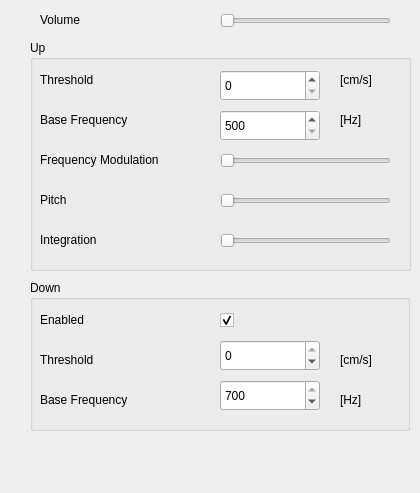
First picture: the form in src/configuration/flytec/AcousticFrame.ui, repository Iv/FlyHigh, before the edit.
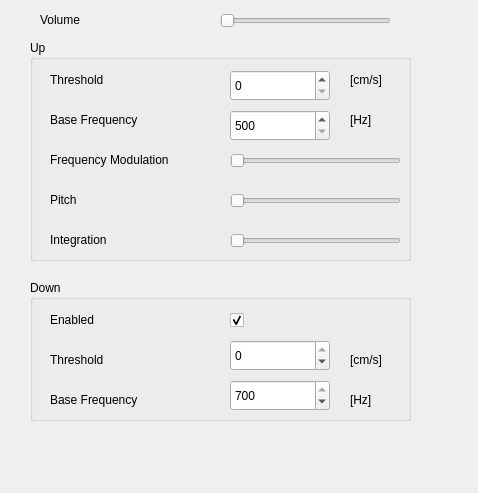
Second picture: the form after the edit. Custom widgets are drawn as their Qt base class.

Diff of the .ui file:
```diff
--- a/src/configuration/flytec/AcousticFrame.ui
+++ b/src/configuration/flytec/AcousticFrame.ui
@@ -6,7 +6,7 @@
    <rect>
     <x>0</x>
     <y>0</y>
-    <width>420</width>
+    <width>478</width>
     <height>493</height>
    </rect>
   </property>
@@ -51,120 +51,22 @@
     <enum>Qt::Horizontal</enum>
    </property>
   </widget>
-  <widget class="Q3GroupBox" name="groupBox3">
+  <widget class="QGroupBox" name="groupBox_Up">
    <property name="geometry">
     <rect>
      <x>30</x>
      <y>40</y>
      <width>381</width>
-     <height>231</height>
+     <height>221</height>
     </rect>
    </property>
    <property name="title">
     <string>Up</string>
    </property>
-   <widget class="QSlider" name="slider_FreqMod">
+   <widget class="QLabel" name="textLabel_ThresholdUnit_2">
     <property name="geometry">
      <rect>
-      <x>190</x>
-      <y>110</y>
-      <width>171</width>
-      <height>21</height>
-     </rect>
-    </property>
-    <property name="cursor">
-     <cursorShape>ArrowCursor</cursorShape>
-    </property>
-    <property name="minimum">
-     <number>2</number>
-    </property>
-    <property name="maximum">
-     <number>9</number>
-    </property>
-    <property name="pageStep">
-     <number>1</number>
-    </property>
-    <property name="orientation">
-     <enum>Qt::Horizontal</enum>
-    </property>
-   </widget>
-   <widget class="QLabel" name="textLabel_UpFreqUnit">
-    <property name="geometry">
-     <rect>
-      <x>310</x>
-      <y>70</y>
-      <width>67</width>
-      <height>20</height>
-     </rect>
-    </property>
-    <property name="text">
-     <string>[Hz]</string>
-    </property>
-    <property name="wordWrap">
-     <bool>false</bool>
-    </property>
-   </widget>
-   <widget class="QSlider" name="slider_Pitch">
-    <property name="geometry">
-     <rect>
-      <x>190</x>
-      <y>150</y>
-      <width>171</width>
-      <height>21</height>
-     </rect>
-    </property>
-    <property name="minimum">
-     <number>1</number>
-    </property>
-    <property name="maximum">
-     <number>7</number>
-    </property>
-    <property name="pageStep">
-     <number>1</number>
-    </property>
-    <property name="orientation">
-     <enum>Qt::Horizontal</enum>
-    </property>
-   </widget>
-   <widget class="QSpinBox" name="spinBox_Threshold">
-    <property name="geometry">
-     <rect>
-      <x>190</x>
-      <y>30</y>
-      <width>100</width>
-      <height>31</height>
-     </rect>
-    </property>
-    <property name="minimum">
-     <number>0</number>
-    </property>
-    <property name="maximum">
-     <number>20</number>
-    </property>
-   </widget>
-   <widget class="QSlider" name="slider_Integration">
-    <property name="geometry">
-     <rect>
-      <x>190</x>
-      <y>190</y>
-      <width>171</width>
-      <height>21</height>
-     </rect>
-    </property>
-    <property name="minimum">
-     <number>1</number>
-    </property>
-    <property name="maximum">
-     <number>35</number>
-    </property>
-    <property name="orientation">
-     <enum>Qt::Horizontal</enum>
-    </property>
-   </widget>
-   <widget class="QLabel" name="textLabel_ThresholdUnit">
-    <property name="geometry">
-     <rect>
-      <x>310</x>
+      <x>320</x>
       <y>30</y>
       <width>67</width>
       <height>20</height>
@@ -180,7 +82,7 @@
    <widget class="QLabel" name="textLabel_UpFreq">
     <property name="geometry">
      <rect>
-      <x>10</x>
+      <x>20</x>
       <y>70</y>
       <width>150</width>
       <height>20</height>
@@ -196,7 +98,7 @@
    <widget class="QLabel" name="textLabel_Threshold">
     <property name="geometry">
      <rect>
-      <x>10</x>
+      <x>20</x>
       <y>30</y>
       <width>134</width>
       <height>20</height>
@@ -209,42 +111,10 @@
      <bool>false</bool>
     </property>
    </widget>
-   <widget class="QLabel" name="textLabel_Pitch">
-    <property name="geometry">
-     <rect>
-      <x>10</x>
-      <y>150</y>
-      <width>150</width>
-      <height>20</height>
-     </rect>
-    </property>
-    <property name="text">
-     <string>Pitch</string>
-    </property>
-    <property name="wordWrap">
-     <bool>false</bool>
-    </property>
-   </widget>
-   <widget class="QLabel" name="textLabel_Integration">
-    <property name="geometry">
-     <rect>
-      <x>10</x>
-      <y>190</y>
-      <width>150</width>
-      <height>20</height>
-     </rect>
-    </property>
-    <property name="text">
-     <string>Integration</string>
-    </property>
-    <property name="wordWrap">
-     <bool>false</bool>
-    </property>
-   </widget>
    <widget class="QSpinBox" name="spinBox_UpFreq">
     <property name="geometry">
      <rect>
-      <x>190</x>
+      <x>200</x>
       <y>70</y>
       <width>100</width>
       <height>31</height>
@@ -260,10 +130,83 @@
      <number>1</number>
     </property>
    </widget>
+   <widget class="QSpinBox" name="spinBox_Threshold">
+    <property name="geometry">
+     <rect>
+      <x>200</x>
+      <y>30</y>
+      <width>100</width>
+      <height>31</height>
+     </rect>
+    </property>
+    <property name="minimum">
+     <number>0</number>
+    </property>
+    <property name="maximum">
+     <number>20</number>
+    </property>
+   </widget>
+   <widget class="QSlider" name="slider_Pitch">
+    <property name="geometry">
+     <rect>
+      <x>200</x>
+      <y>150</y>
+      <width>171</width>
+      <height>21</height>
+     </rect>
+    </property>
+    <property name="minimum">
+     <number>1</number>
+    </property>
+    <property name="maximum">
+     <number>7</number>
+    </property>
+    <property name="pageStep">
+     <number>1</number>
+    </property>
+    <property name="orientation">
+     <enum>Qt::Horizontal</enum>
+    </property>
+   </widget>
+   <widget class="QLabel" name="textLabel_Integration">
+    <property name="geometry">
+     <rect>
+      <x>20</x>
+      <y>190</y>
+      <width>150</width>
+      <height>20</height>
+     </rect>
+    </property>
+    <property name="text">
+     <string>Integration</string>
+    </property>
+    <property name="wordWrap">
+     <bool>false</bool>
+    </property>
+   </widget>
+   <widget class="QSlider" name="slider_Integration">
+    <property name="geometry">
+     <rect>
+      <x>200</x>
+      <y>190</y>
+      <width>171</width>
+      <height>21</height>
+     </rect>
+    </property>
+    <property name="minimum">
+     <number>1</number>
+    </property>
+    <property name="maximum">
+     <number>35</number>
+    </property>
+    <property name="orientation">
+     <enum>Qt::Horizontal</enum>
+    </property>
+   </widget>
    <widget class="QLabel" name="textLabel_FreqMod">
     <property name="geometry">
      <rect>
-      <x>10</x>
+      <x>20</x>
       <y>110</y>
       <width>162</width>
       <height>20</height>
@@ -276,45 +219,80 @@
      <bool>false</bool>
     </property>
    </widget>
+   <widget class="QLabel" name="textLabel_Pitch">
+    <property name="geometry">
+     <rect>
+      <x>20</x>
+      <y>150</y>
+      <width>150</width>
+      <height>20</height>
+     </rect>
+    </property>
+    <property name="text">
+     <string>Pitch</string>
+    </property>
+    <property name="wordWrap">
+     <bool>false</bool>
+    </property>
+   </widget>
+   <widget class="QSlider" name="slider_FreqMod">
+    <property name="geometry">
+     <rect>
+      <x>200</x>
+      <y>110</y>
+      <width>171</width>
+      <height>21</height>
+     </rect>
+    </property>
+    <property name="cursor">
+     <cursorShape>ArrowCursor</cursorShape>
+    </property>
+    <property name="minimum">
+     <number>2</number>
+    </property>
+    <property name="maximum">
+     <number>9</number>
+    </property>
+    <property name="pageStep">
+     <number>1</number>
+    </property>
+    <property name="orientation">
+     <enum>Qt::Horizontal</enum>
+    </property>
+   </widget>
+   <widget class="QLabel" name="textLabel_UpFreqUnit_2">
+    <property name="geometry">
+     <rect>
+      <x>320</x>
+      <y>70</y>
+      <width>67</width>
+      <height>20</height>
+     </rect>
+    </property>
+    <property name="text">
+     <string>[Hz]</string>
+    </property>
+    <property name="wordWrap">
+     <bool>false</bool>
+    </property>
+   </widget>
   </widget>
-  <widget class="Q3GroupBox" name="groupBox2">
+  <widget class="QGroupBox" name="groupBox_Down">
    <property name="geometry">
     <rect>
      <x>30</x>
      <y>280</y>
-     <width>380</width>
-     <height>151</height>
+     <width>381</width>
+     <height>141</height>
     </rect>
    </property>
    <property name="title">
     <string>Down</string>
    </property>
-   <widget class="QSpinBox" name="spinBox_DownFreq">
-    <property name="geometry">
-     <rect>
-      <x>190</x>
-      <y>100</y>
-      <width>100</width>
-      <height>31</height>
-     </rect>
-    </property>
-    <property name="minimum">
-     <number>300</number>
-    </property>
-    <property name="maximum">
-     <number>700</number>
-    </property>
-    <property name="singleStep">
-     <number>1</number>
-    </property>
-    <property name="value">
-     <number>700</number>
-    </property>
-   </widget>
    <widget class="QSpinBox" name="spinBox_Sink">
     <property name="geometry">
      <rect>
-      <x>190</x>
+      <x>200</x>
       <y>60</y>
       <width>100</width>
       <height>31</height>
@@ -330,74 +308,10 @@
      <number>0</number>
     </property>
    </widget>
-   <widget class="QLabel" name="textLabel_Sink">
-    <property name="geometry">
-     <rect>
-      <x>10</x>
-      <y>70</y>
-      <width>134</width>
-      <height>20</height>
-     </rect>
-    </property>
-    <property name="text">
-     <string>Threshold</string>
-    </property>
-    <property name="wordWrap">
-     <bool>false</bool>
-    </property>
-   </widget>
-   <widget class="QLabel" name="textLabel_Sink_2">
-    <property name="geometry">
-     <rect>
-      <x>10</x>
-      <y>30</y>
-      <width>134</width>
-      <height>20</height>
-     </rect>
-    </property>
-    <property name="text">
-     <string>Enabled</string>
-    </property>
-    <property name="wordWrap">
-     <bool>false</bool>
-    </property>
-   </widget>
-   <widget class="QLabel" name="textLabel_DownFreq">
-    <property name="geometry">
-     <rect>
-      <x>10</x>
-      <y>110</y>
-      <width>150</width>
-      <height>20</height>
-     </rect>
-    </property>
-    <property name="text">
-     <string>Base Frequency</string>
-    </property>
-    <property name="wordWrap">
-     <bool>false</bool>
-    </property>
-   </widget>
-   <widget class="QCheckBox" name="checkBox_SinkAcoustic">
-    <property name="geometry">
-     <rect>
-      <x>190</x>
-      <y>30</y>
-      <width>21</width>
-      <height>20</height>
-     </rect>
-    </property>
-    <property name="text">
-     <string/>
-    </property>
-    <property name="checked">
-     <bool>true</bool>
-    </property>
-   </widget>
    <widget class="QLabel" name="textLabel_SinkUnit">
     <property name="geometry">
      <rect>
-      <x>310</x>
+      <x>320</x>
       <y>70</y>
       <width>50</width>
       <height>20</height>
@@ -413,7 +327,7 @@
    <widget class="QLabel" name="textLabel_DownFreqUnit">
     <property name="geometry">
      <rect>
-      <x>310</x>
+      <x>320</x>
       <y>110</y>
       <width>33</width>
       <height>20</height>
@@ -426,18 +340,96 @@
      <bool>false</bool>
     </property>
    </widget>
+   <widget class="QCheckBox" name="checkBox_SinkAcoustic">
+    <property name="geometry">
+     <rect>
+      <x>200</x>
+      <y>30</y>
+      <width>21</width>
+      <height>20</height>
+     </rect>
+    </property>
+    <property name="text">
+     <string/>
+    </property>
+    <property name="checked">
+     <bool>true</bool>
+    </property>
+   </widget>
+   <widget class="QLabel" name="textLabel_Sink">
+    <property name="geometry">
+     <rect>
+      <x>20</x>
+      <y>70</y>
+      <width>134</width>
+      <height>20</height>
+     </rect>
+    </property>
+    <property name="text">
+     <string>Threshold</string>
+    </property>
+    <property name="wordWrap">
+     <bool>false</bool>
+    </property>
+   </widget>
+   <widget class="QLabel" name="textLabel_DownFreq">
+    <property name="geometry">
+     <rect>
+      <x>20</x>
+      <y>110</y>
+      <width>150</width>
+      <height>20</height>
+     </rect>
+    </property>
+    <property name="text">
+     <string>Base Frequency</string>
+    </property>
+    <property name="wordWrap">
+     <bool>false</bool>
+    </property>
+   </widget>
+   <widget class="QSpinBox" name="spinBox_DownFreq">
+    <property name="geometry">
+     <rect>
+      <x>200</x>
+      <y>100</y>
+      <width>100</width>
+      <height>31</height>
+     </rect>
+    </property>
+    <property name="minimum">
+     <number>300</number>
+    </property>
+    <property name="maximum">
+     <number>700</number>
+    </property>
+    <property name="singleStep">
+     <number>1</number>
+    </property>
+    <property name="value">
+     <number>700</number>
+    </property>
+   </widget>
+   <widget class="QLabel" name="textLabel_Sink_2">
+    <property name="geometry">
+     <rect>
+      <x>20</x>
+      <y>30</y>
+      <width>134</width>
+      <height>20</height>
+     </rect>
+    </property>
+    <property name="text">
+     <string>Enabled</string>
+    </property>
+    <property name="wordWrap">
+     <bool>false</bool>
+    </property>
+   </widget>
   </widget>
  </widget>
  <layoutdefault spacing="6" margin="11"/>
  <pixmapfunction>qPixmapFromMimeSource</pixmapfunction>
- <customwidgets>
-  <customwidget>
-   <class>Q3GroupBox</class>
-   <extends>QGroupBox</extends>
-   <header>Qt3Support/Q3GroupBox</header>
-   <container>1</container>
-  </customwidget>
- </customwidgets>
  <resources/>
  <connections>
   <connection>
```
Left out of the diff: 19 changed lines with no effect on the pictures.
